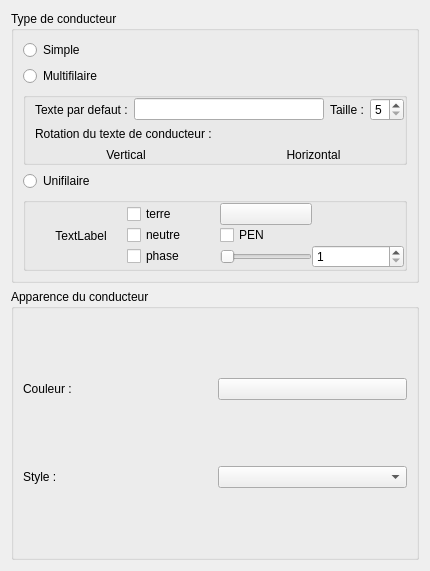
Qt form sources/ui/conductorpropertieswidget.ui (qelectrotech/qelectrotech-source-mirror) before a commit.
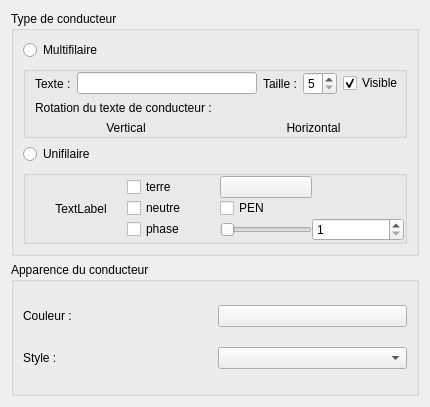
The same form after that commit. Icons and pictures are not drawn.

Commit message: Conductor : remove "simple" conductor, and add option "visible" for text of multiwire conductor

Patch:
```diff
--- a/sources/ui/conductorpropertieswidget.ui
+++ b/sources/ui/conductorpropertieswidget.ui
@@ -7,7 +7,7 @@
     <x>0</x>
     <y>0</y>
     <width>430</width>
-    <height>571</height>
+    <height>407</height>
    </rect>
   </property>
   <property name="windowTitle">
@@ -23,13 +23,6 @@
       <string>Type de conducteur</string>
      </property>
      <layout class="QVBoxLayout" name="verticalLayout_2">
-      <item>
-       <widget class="QRadioButton" name="m_simple_rb">
-        <property name="text">
-         <string>Simple</string>
-        </property>
-       </widget>
-      </item>
       <item>
        <widget class="QRadioButton" name="m_multi_rb">
         <property name="text">
@@ -57,12 +50,16 @@
            <item>
             <widget class="QLabel" name="label">
              <property name="text">
-              <string>Texte par defaut :</string>
+              <string>Texte :</string>
              </property>
             </widget>
            </item>
            <item>
-            <widget class="QLineEdit" name="m_text_le"/>
+            <widget class="QLineEdit" name="m_text_le">
+             <property name="toolTip">
+              <string>Texte</string>
+             </property>
+            </widget>
            </item>
            <item>
             <widget class="QLabel" name="label_2">
@@ -81,6 +78,16 @@
              </property>
             </widget>
            </item>
+           <item>
+            <widget class="QCheckBox" name="m_show_text_cb">
+             <property name="text">
+              <string>Visible</string>
+             </property>
+             <property name="checked">
+              <bool>true</bool>
+             </property>
+            </widget>
+           </item>
           </layout>
          </item>
          <item>
@@ -256,24 +263,24 @@
       <string>Apparence du conducteur</string>
      </property>
      <layout class="QGridLayout" name="gridLayout_2">
-      <item row="2" column="1">
+      <item row="3" column="2">
        <widget class="QComboBox" name="m_line_style_cb"/>
       </item>
-      <item row="0" column="0">
+      <item row="1" column="1">
        <widget class="QLabel" name="label_6">
         <property name="text">
          <string>Couleur :</string>
         </property>
        </widget>
       </item>
-      <item row="0" column="1">
+      <item row="1" column="2">
        <widget class="QPushButton" name="m_color_pb">
         <property name="text">
          <string/>
         </property>
        </widget>
       </item>
-      <item row="2" column="0">
+      <item row="3" column="1">
        <widget class="QLabel" name="label_7">
         <property name="text">
          <string>Style :</string>
```
Left out of the diff: 3 changed lines with no effect on the pictures. The commit also changes 4 other files.
